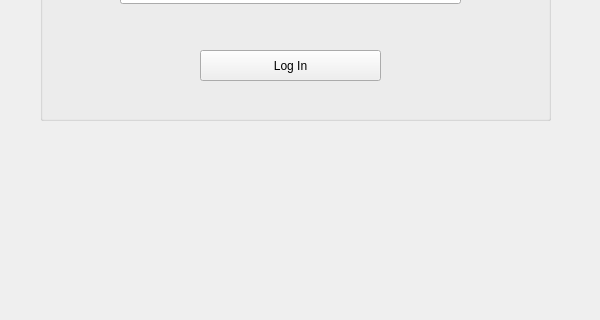
MCMi460/3DS-RPC, file client/layout/mainwindow.ui: the form before one commit; both pictures show x 0 to 600 and y 280 to 600 of the 600 by 600 pixel window.
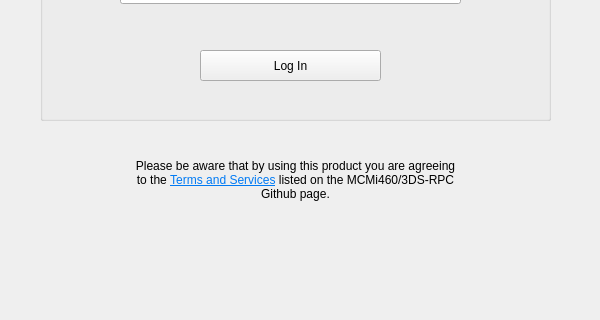
The form after the commit. The open tabs and pages were chosen to show the change.

The edit to the form file:
```diff
--- a/client/layout/mainwindow.ui
+++ b/client/layout/mainwindow.ui
@@ -206,6 +206,28 @@
       <set>Qt::AlignCenter</set>
      </property>
     </widget>
+    <widget class="QLabel" name="description_3">
+     <property name="geometry">
+      <rect>
+       <x>130</x>
+       <y>420</y>
+       <width>331</width>
+       <height>81</height>
+      </rect>
+     </property>
+     <property name="text">
+      <string>&lt;html&gt;&lt;head/&gt;&lt;body&gt;&lt;p&gt;Please be aware that by using this product you are agreeing to the &lt;a href=&quot;https://github.com/MCMi460/3DS-RPC/blob/main/TERMS.md&quot;&gt;&lt;span style=&quot; text-decoration: underline; color:#007af4;&quot;&gt;Terms and Services&lt;/span&gt;&lt;/a&gt; listed on the MCMi460/3DS-RPC Github page.&lt;/p&gt;&lt;/body&gt;&lt;/html&gt;</string>
+     </property>
+     <property name="alignment">
+      <set>Qt::AlignCenter</set>
+     </property>
+     <property name="wordWrap">
+      <bool>true</bool>
+     </property>
+     <property name="openExternalLinks">
+      <bool>true</bool>
+     </property>
+    </widget>
    </widget>
    <widget class="QWidget" name="main">
     <widget class="QPushButton" name="settingsButton">
```
Left out of the diff: 24 changed lines with no effect on the pictures.
